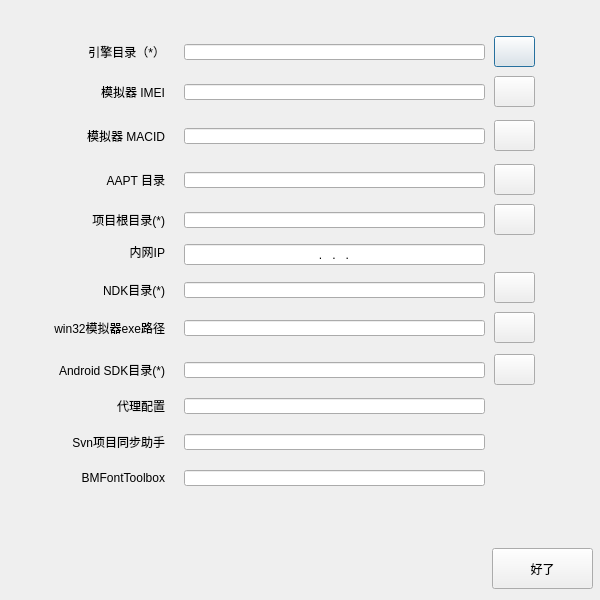
This is ui/preference.ui in TQCasey/PackMaster as Qt 5 draws it before an edit. The edited form follows.
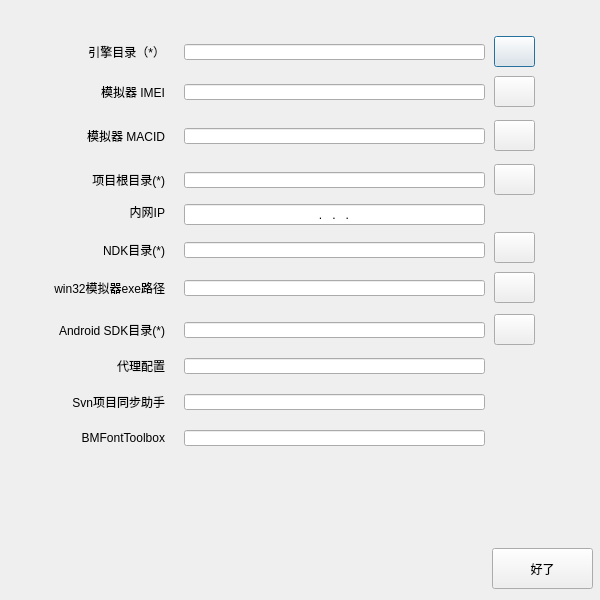
This is the edited form. Icons and pictures are not drawn.

Commit message: 去除aapt目录

What changed in the file:
```diff
--- a/ui/preference.ui
+++ b/ui/preference.ui
@@ -85,27 +85,11 @@
     <set>Qt::AlignRight|Qt::AlignTrailing|Qt::AlignVCenter</set>
    </property>
   </widget>
-  <widget class="QLabel" name="label_4">
-   <property name="geometry">
-    <rect>
-     <x>64</x>
-     <y>172</y>
-     <width>101</width>
-     <height>16</height>
-    </rect>
-   </property>
-   <property name="text">
-    <string>AAPT 目录</string>
-   </property>
-   <property name="alignment">
-    <set>Qt::AlignRight|Qt::AlignTrailing|Qt::AlignVCenter</set>
-   </property>
-  </widget>
   <widget class="QLabel" name="label_5">
    <property name="geometry">
     <rect>
      <x>64</x>
-     <y>212</y>
+     <y>172</y>
      <width>101</width>
      <height>16</height>
     </rect>
@@ -121,7 +105,7 @@
    <property name="geometry">
     <rect>
      <x>64</x>
-     <y>244</y>
+     <y>204</y>
      <width>101</width>
      <height>16</height>
     </rect>
@@ -137,7 +121,7 @@
    <property name="geometry">
     <rect>
      <x>64</x>
-     <y>282</y>
+     <y>242</y>
      <width>101</width>
      <height>16</height>
     </rect>
@@ -179,19 +163,6 @@
    <property name="geometry">
     <rect>
      <x>184</x>
-     <y>212</y>
-     <width>301</width>
-     <height>16</height>
-    </rect>
-   </property>
-   <property name="readOnly">
-    <bool>true</bool>
-   </property>
-  </widget>
-  <widget class="QLineEdit" name="lineEdit_aapt_dir">
-   <property name="geometry">
-    <rect>
-     <x>184</x>
      <y>172</y>
      <width>301</width>
      <height>16</height>
@@ -218,7 +189,7 @@
    <property name="geometry">
     <rect>
      <x>184</x>
-     <y>244</y>
+     <y>204</y>
      <width>301</width>
      <height>21</height>
     </rect>
@@ -237,7 +208,7 @@
    <property name="geometry">
     <rect>
      <x>184</x>
-     <y>282</y>
+     <y>242</y>
      <width>301</width>
      <height>16</height>
     </rect>
@@ -270,26 +241,6 @@
    <property name="geometry">
     <rect>
      <x>494</x>
-     <y>204</y>
-     <width>41</width>
-     <height>31</height>
-    </rect>
-   </property>
-   <property name="text">
-    <string/>
-   </property>
-   <property name="icon">
-    <iconset>
-     <normaloff>folder.ico</normaloff>folder.ico</iconset>
-   </property>
-   <property name="flat">
-    <bool>false</bool>
-   </property>
-  </widget>
-  <widget class="QPushButton" name="btn_aapt_dir">
-   <property name="geometry">
-    <rect>
-     <x>494</x>
      <y>164</y>
      <width>41</width>
      <height>31</height>
@@ -310,7 +261,7 @@
    <property name="geometry">
     <rect>
      <x>494</x>
-     <y>272</y>
+     <y>232</y>
      <width>41</width>
      <height>31</height>
     </rect>
@@ -389,7 +340,7 @@
    <property name="geometry">
     <rect>
      <x>20</x>
-     <y>320</y>
+     <y>280</y>
      <width>145</width>
      <height>16</height>
     </rect>
@@ -405,7 +356,7 @@
    <property name="geometry">
     <rect>
      <x>494</x>
-     <y>312</y>
+     <y>272</y>
      <width>41</width>
      <height>31</height>
     </rect>
@@ -431,7 +382,7 @@
    <property name="geometry">
     <rect>
      <x>184</x>
-     <y>320</y>
+     <y>280</y>
      <width>301</width>
      <height>16</height>
     </rect>
@@ -444,7 +395,7 @@
    <property name="geometry">
     <rect>
      <x>494</x>
-     <y>354</y>
+     <y>314</y>
      <width>41</width>
      <height>31</height>
     </rect>
@@ -470,7 +421,7 @@
    <property name="geometry">
     <rect>
      <x>20</x>
-     <y>362</y>
+     <y>322</y>
      <width>145</width>
      <height>16</height>
     </rect>
@@ -486,7 +437,7 @@
    <property name="geometry">
     <rect>
      <x>184</x>
-     <y>362</y>
+     <y>322</y>
      <width>301</width>
      <height>16</height>
     </rect>
@@ -499,7 +450,7 @@
    <property name="geometry">
     <rect>
      <x>20</x>
-     <y>398</y>
+     <y>358</y>
      <width>145</width>
      <height>16</height>
     </rect>
@@ -515,7 +466,7 @@
    <property name="geometry">
     <rect>
      <x>184</x>
-     <y>398</y>
+     <y>358</y>
      <width>301</width>
      <height>16</height>
     </rect>
@@ -528,7 +479,7 @@
    <property name="geometry">
     <rect>
      <x>20</x>
-     <y>434</y>
+     <y>394</y>
      <width>145</width>
      <height>16</height>
     </rect>
@@ -544,7 +495,7 @@
    <property name="geometry">
     <rect>
      <x>184</x>
-     <y>434</y>
+     <y>394</y>
      <width>301</width>
      <height>16</height>
     </rect>
@@ -557,7 +508,7 @@
    <property name="geometry">
     <rect>
      <x>20</x>
-     <y>470</y>
+     <y>430</y>
      <width>145</width>
      <height>16</height>
     </rect>
@@ -573,7 +524,7 @@
    <property name="geometry">
     <rect>
      <x>184</x>
-     <y>470</y>
+     <y>430</y>
      <width>301</width>
      <height>16</height>
     </rect>
```
The commit also changes 1 other file.
